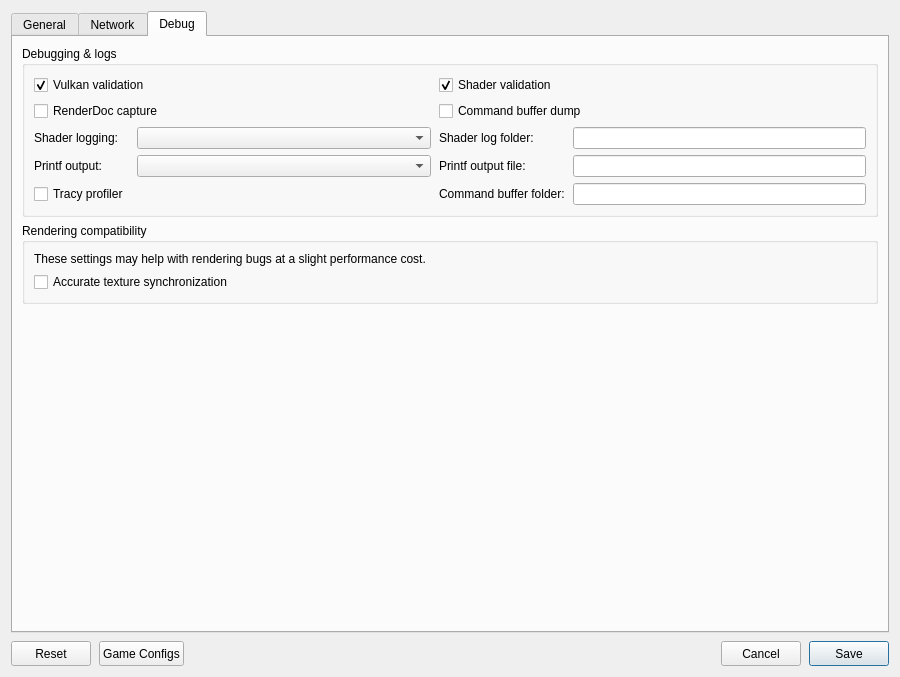
Before: the Qt Designer form src/launcher/forms/configuration_edit_dialog.ui in KytyPS5/KytyPS5, drawn with Qt 5.
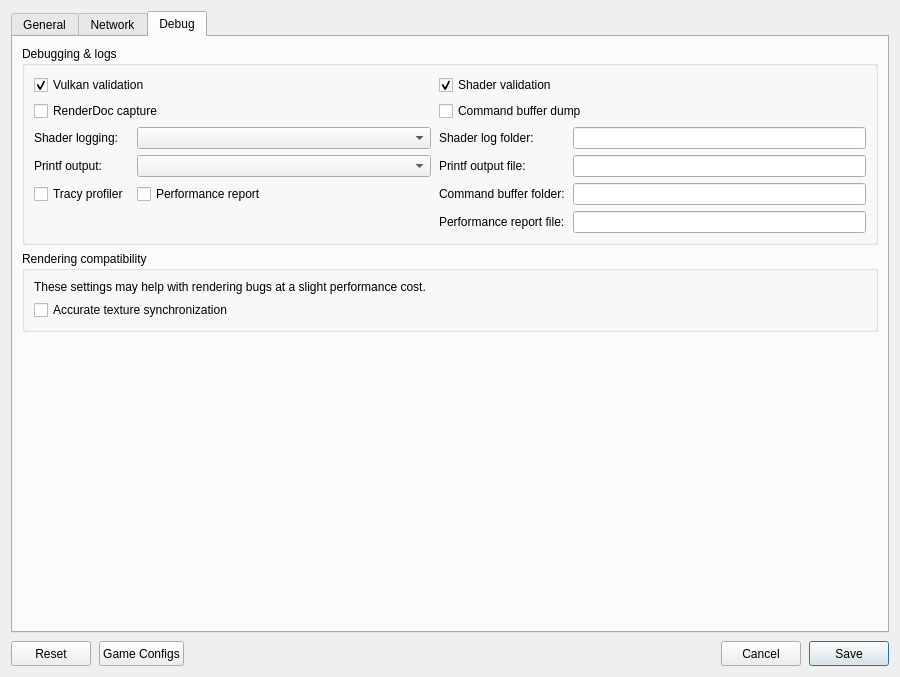
After: the same form once the commit is applied. The open tabs and pages were chosen to show the change. Custom widgets are drawn as their Qt base class.

Commit message: perf: add an optional performance report

The edit to the form file:
```diff
--- a/src/launcher/forms/configuration_edit_dialog.ui
+++ b/src/launcher/forms/configuration_edit_dialog.ui
@@ -469,6 +469,12 @@
             <property name="text"><string>Tracy profiler</string></property>
            </widget>
           </item>
+          <item row="4" column="1">
+           <widget class="QCheckBox" name="checkBox_perf_report">
+            <property name="toolTip"><string>Every 5 seconds, write a summary of frame rate, GPU waits and queue submits by call site, and memory-tracking faults to the performance report file.</string></property>
+            <property name="text"><string>Performance report</string></property>
+           </widget>
+          </item>
           <item row="4" column="2">
            <widget class="QLabel" name="label_cmd_dump_folder">
             <property name="text"><string>Command buffer folder:</string></property>
@@ -480,6 +486,17 @@
             <property name="clearButtonEnabled"><bool>true</bool></property>
            </widget>
           </item>
+          <item row="5" column="2">
+           <widget class="QLabel" name="label_perf_report_file">
+            <property name="text"><string>Performance report file:</string></property>
+           </widget>
+          </item>
+          <item row="5" column="3">
+           <widget class="MandatoryLineEdit" name="lineEdit_perf_report_file">
+            <property name="toolTip"><string>Specify the file to write the performance report to</string></property>
+            <property name="clearButtonEnabled"><bool>true</bool></property>
+           </widget>
+          </item>
          </layout>
         </widget>
        </item>
```
The commit also changes 22 other files.
